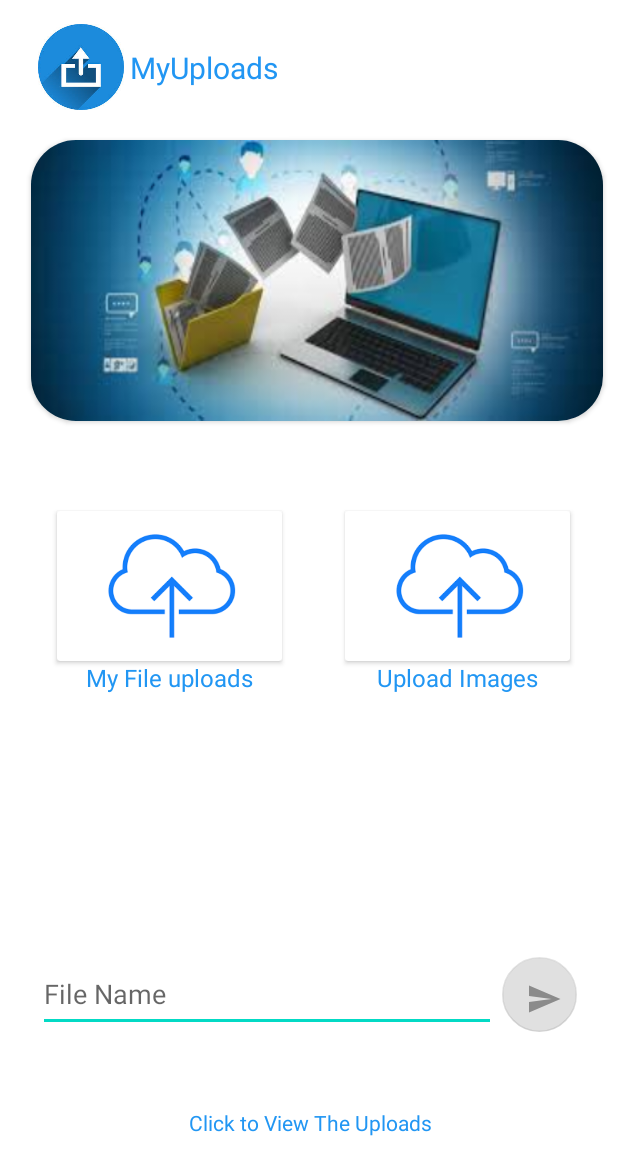
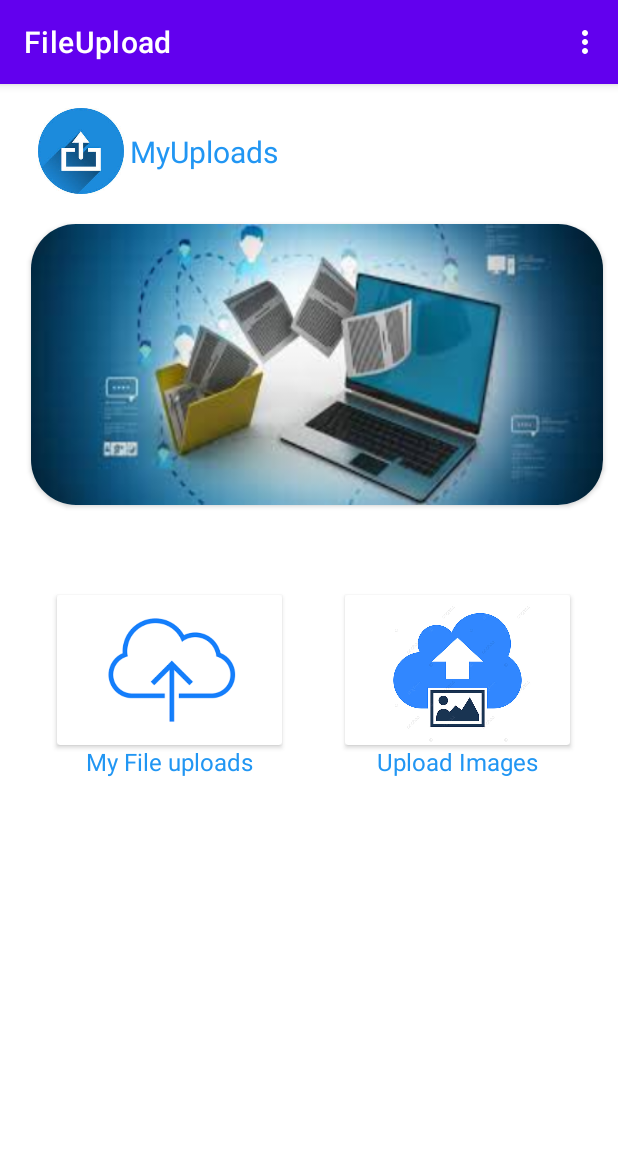
Before and after one commit to JMDev2/FileUplaod, an Android app: the MainActivity screen opened directly, with no data from a screen before it, on a phone screen of 412 x 824 dp. Shown: the top 1175 px of the screen. Run offline under Robolectric (Android 15) with nearby library versions, the phone set to English and light mode, and no system bars; our stand-ins replace Firebase (no records; nobody signed in at launch, a user with empty details on screens opened directly).

Commit message:
This will add the logout menu functionality

```diff
--- a/app/src/main/java/com/example/fileupload/MainActivity.java
+++ b/app/src/main/java/com/example/fileupload/MainActivity.java
@@ -4,23 +4,22 @@ import androidx.appcompat.app.AppCompatActivity;
 
 import android.content.Intent;
 import android.os.Bundle;
+import android.view.Menu;
+import android.view.MenuInflater;
+import android.view.MenuItem;
 import android.view.View;
 import android.widget.EditText;
 import android.widget.ImageView;
 import android.widget.TextView;
 
 import com.google.android.material.floatingactionbutton.FloatingActionButton;
+import com.google.firebase.auth.FirebaseAuth;
 import com.google.firebase.database.DatabaseReference;
 import com.google.firebase.database.FirebaseDatabase;
 import com.google.firebase.storage.FirebaseStorage;
 import com.google.firebase.storage.StorageReference;
 
 public class MainActivity extends AppCompatActivity implements View.OnClickListener {
-    private ImageView mUploadImage;
-    private EditText mFileName;
-    private FloatingActionButton mSubmitButton;
-    private TextView status;
-    private TextView textView;
     private ImageView mImageUpload;
 
     String downloadUrl = "";
@@ -35,106 +34,49 @@ public class MainActivity extends AppCompatActivity implements View.OnClickListe
         super.onCreate(savedInstanceState);
         setContentView(R.layout.activity_main);
 
-        mUploadImage = (ImageView) findViewById(R.id.uploadfile);
-        mFileName = (EditText) findViewById(R.id.file_name);
-        mSubmitButton = (FloatingActionButton) findViewById(R.id.upload_button);
-        status = (TextView) findViewById(R.id.status);
-        textView = (TextView) findViewById(R.id.textView);
         mImageUpload = (ImageView) findViewById(R.id.uploadimage);
 
-        mUploadImage.setOnClickListener(this);
-        mSubmitButton.setOnClickListener(this);
-        textView.setOnClickListener(this);
         mImageUpload.setOnClickListener(this);
 
-        mSubmitButton.setEnabled(false);
+
 
         mStorageReference = FirebaseStorage.getInstance().getReference();
         mDatabaseReference = FirebaseDatabase.getInstance().getReference(Constants.DATABASE_PATH_UPLOADS);
     }
 
-    //this function will get the pdf from the storage
-//    private void getPDF() {
-//        //for greater than lolipop versions we need the permissions asked on runtime
-//        //so if the permission is not available user will go to the screen to allow storage permission
-//        if (Build.VERSION.SDK_INT >= Build.VERSION_CODES.M && ContextCompat.checkSelfPermission(this,
-//                Manifest.permission.READ_EXTERNAL_STORAGE)
-//                != PackageManager.PERMISSION_GRANTED) {
-//            Intent intent = new Intent(Settings.ACTION_APPLICATION_DETAILS_SETTINGS,
-//                    Uri.parse("package:" + getPackageName()));
-//            startActivity(intent);
-//            return;
-//        }
-//        //creating an intent for file chooser
-//
-//
-//
-//    }
 
-//    @Override
-//    protected void onActivityResult(int requestCode, int resultCode, Intent data) {
-//        super.onActivityResult(requestCode, resultCode, data);
-//        //when the user choses the file
-//        if (requestCode == PICK_PDF_CODE && resultCode == RESULT_OK && data != null && data.getData() != null) {
-//            //if a file is selected
-//            if (data.getData() != null) {
-//                //uploading the file
-//                uploadFile(data.getData());
-//            }else{
-//                Toast.makeText(this, "No file chosen", Toast.LENGTH_SHORT).show();
-//            }
-//        }
-//    }
+    @Override
+    public boolean onCreateOptionsMenu(Menu menu) {
+        MenuInflater inflater = getMenuInflater();
+        inflater.inflate(R.menu.menu_main, menu);
+        return super.onCreateOptionsMenu(menu);
+    }
 
-//    private void uploadFile(Uri data) {
-//        StorageReference sRef = mStorageReference.child(Constants.STORAGE_PATH_UPLOADS + System.currentTimeMillis() + ".pdf");
-//        sRef.putFile(data)
-//        .addOnSuccessListener(new OnSuccessListener<UploadTask.TaskSnapshot>() {
-//            @Override
-//            public void onSuccess(UploadTask.TaskSnapshot taskSnapshot) {
-//                status.setText("File FileUpload Successfully");
-//
-//                FileUpload upload = new FileUpload(mFileName.getText().toString(), taskSnapshot.getStorage().getDownloadUrl().toString());
-//                mDatabaseReference.child(mDatabaseReference.push().getKey()).setValue(upload);
-//                    }
-//                })
-//                .addOnFailureListener(new OnFailureListener() {
-//                    @Override
-//                    public void onFailure(@NonNull Exception e) {
-//                        Toast.makeText(getApplicationContext(), "Failed", Toast.LENGTH_LONG).show();
-//
-//                    }
-//                })
-//                .addOnProgressListener(new OnProgressListener<UploadTask.TaskSnapshot>() {
-//                    @SuppressWarnings("VisibleForTests")
-//                    @Override
-//                    public void onProgress(UploadTask.TaskSnapshot taskSnapshot) {
-//                        double progress = (100.0 * taskSnapshot.getBytesTransferred()) / taskSnapshot.getTotalByteCount();
-//                        status.setText((int) progress + "% Uploading...");
-//                    }
-//                });
-//    }
+    public boolean onOptionsItemSelected(MenuItem item) {
+        int id = item.getItemId();
+        if (id == R.id.action_logout) {
+            logout();
+            return true;
+        }
+        return super.onOptionsItemSelected(item);
+    }
+
+    private void logout() {
+        FirebaseAuth.getInstance().signOut();
+        Intent intent = new Intent(MainActivity.this, LoginActivity.class);
+        intent.setFlags(Intent.FLAG_ACTIVITY_NEW_TASK | Intent.FLAG_ACTIVITY_CLEAR_TASK);
+        startActivity(intent);
+        finish();
+    }
 
 
     @Override
     public void onClick(View view) {
         switch (view.getId()) {
-//            case R.id.uploadfile:
-//                Intent intent = new Intent();
-//                intent.setType("application/pdf");
-//                intent.setAction(Intent.ACTION_GET_CONTENT);
-//                startActivityForResult(Intent.createChooser(intent, "Select Picture"), PICK_PDF_CODE);
-//
-//                break;
 
             case R.id.uploadfile:
                 Intent fileupload = new Intent(MainActivity.this, UploadFileActivity.class);
                 startActivity(fileupload);
-                break;
-
-            case R.id.textView:
-                Intent i = new Intent(MainActivity.this, ViewPdfActivity.class);
-                startActivity(i);
                 break;
 
             case R.id.uploadimage:
--- a/app/src/main/res/layout/activity_main.xml
+++ b/app/src/main/res/layout/activity_main.xml
@@ -90,62 +90,6 @@
         app:layout_constraintStart_toStartOf="@+id/cardView4"
         app:layout_constraintTop_toBottomOf="@+id/cardView4" />
 
-    <EditText
-        android:id="@+id/file_name"
-        android:layout_width="305dp"
-        android:layout_height="50dp"
-        android:layout_marginStart="26dp"
-        android:layout_marginEnd="2dp"
-        android:layout_marginBottom="136dp"
-        android:ems="10"
-        android:hint="File Name"
-        android:inputType="textPersonName"
-        app:layout_constraintBottom_toBottomOf="parent"
-        app:layout_constraintEnd_toStartOf="@+id/upload_button"
-        app:layout_constraintStart_toStartOf="parent" />
-
-    <com.google.android.material.floatingactionbutton.FloatingActionButton
-        android:id="@+id/upload_button"
-        android:layout_width="51dp"
-        android:layout_height="50dp"
-        android:layout_marginStart="2dp"
-        android:layout_marginEnd="28dp"
-        android:clickable="true"
-        app:layout_constraintBottom_toBottomOf="@+id/file_name"
-        app:layout_constraintEnd_toEndOf="parent"
-        app:layout_constraintStart_toEndOf="@+id/file_name"
-        app:layout_constraintTop_toTopOf="@+id/file_name"
-        app:srcCompat="@drawable/ic_baseline_send_24" />
-
-    <TextView
-        android:id="@+id/status"
-        android:layout_width="288dp"
-        android:layout_height="24dp"
-        android:layout_marginStart="104dp"
-        android:layout_marginTop="41dp"
-        android:layout_marginEnd="249dp"
-        android:layout_marginBottom="41dp"
-        app:layout_constraintBottom_toTopOf="@+id/textView"
-        app:layout_constraintEnd_toEndOf="parent"
-        app:layout_constraintHorizontal_bias="0.186"
-        app:layout_constraintStart_toStartOf="parent"
-        app:layout_constraintTop_toBottomOf="@+id/file_name" />
-
-    <TextView
-        android:id="@+id/textView"
-        android:layout_width="wrap_content"
-        android:layout_height="wrap_content"
-        android:layout_marginStart="125dp"
-        android:layout_marginEnd="124dp"
-        android:layout_marginBottom="16dp"
-        android:text="Click to View The Uploads"
-        android:textColor="#2196F3"
-        app:layout_constraintBottom_toBottomOf="parent"
-        app:layout_constraintEnd_toEndOf="parent"
-        app:layout_constraintHorizontal_bias="1.0"
-        app:layout_constraintStart_toStartOf="parent"
-        app:layout_constraintTop_toBottomOf="@+id/file_name" />
-
     <TextView
         android:id="@+id/textView4"
         android:layout_width="150dp"
@@ -191,7 +135,7 @@
             android:id="@+id/uploadimage"
             android:layout_width="wrap_content"
             android:layout_height="wrap_content"
-            app:srcCompat="@drawable/uploads" />
+            app:srcCompat="@drawable/imageuploadicon" />
     </androidx.cardview.widget.CardView>
 
 </androidx.constraintlayout.widget.ConstraintLayout>
--- /dev/null
+++ b/app/src/main/res/menu/menu_main.xml
@@ -0,0 +1,11 @@
+<?xml version="1.0" encoding="utf-8"?>
+<menu xmlns:android="http://schemas.android.com/apk/res/android"
+    xmlns:app="http://schemas.android.com/apk/res-auto">
+    xmlns:app="http://schemas.android.com/apk/res-auto">
+    <item
+        android:id="@+id/action_logout"
+        android:title="Logout"
+        android:visible="true"
+        app:showAsAction="never" />
+
+</menu>
--- a/app/src/main/res/values/themes.xml
+++ b/app/src/main/res/values/themes.xml
@@ -1,6 +1,6 @@
 <resources xmlns:tools="http://schemas.android.com/tools">
     <!-- Base application theme. -->
-    <style name="Theme.FileUpload" parent="Theme.MaterialComponents.DayNight.NoActionBar">
+    <style name="Theme.FileUpload" parent="Theme.MaterialComponents.DayNight.DarkActionBar">
         <!-- Primary brand color. -->
         <item name="colorPrimary">@color/purple_500</item>
         <item name="colorPrimaryVariant">@color/purple_700</item>
```
Also changed, not shown: app/src/main/res/drawable/imageuploadicon.jpg (added).
